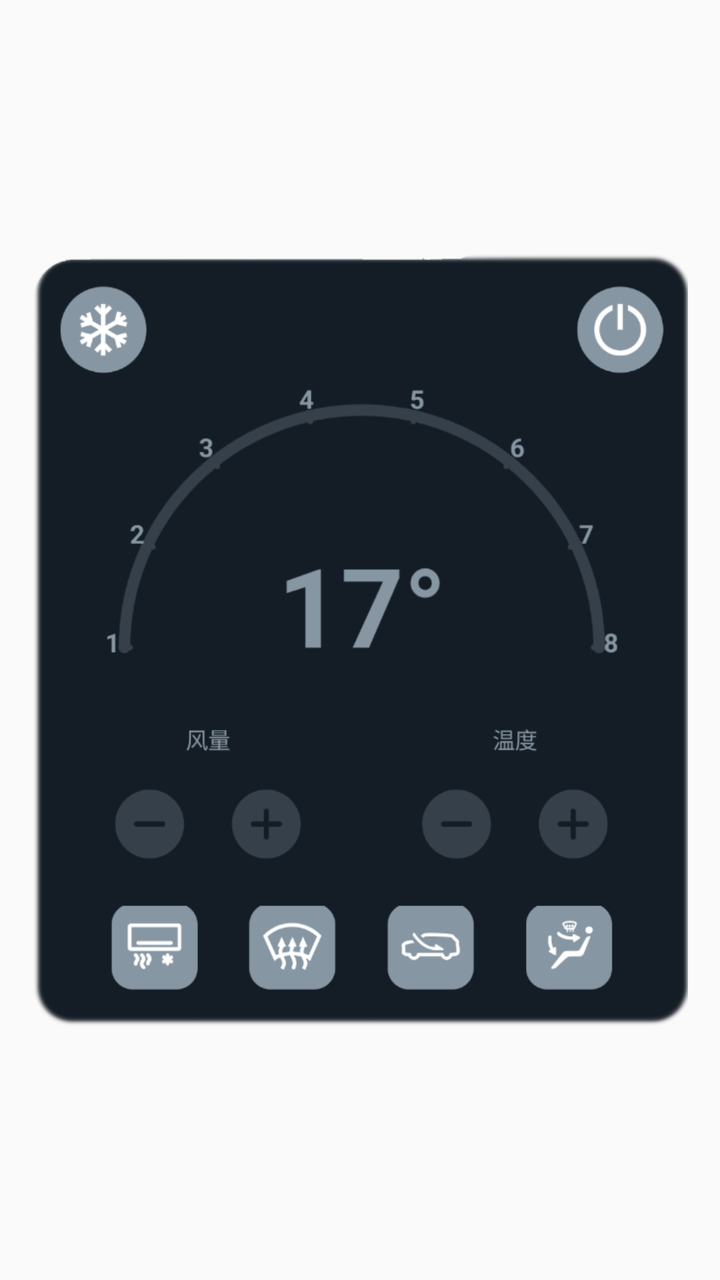
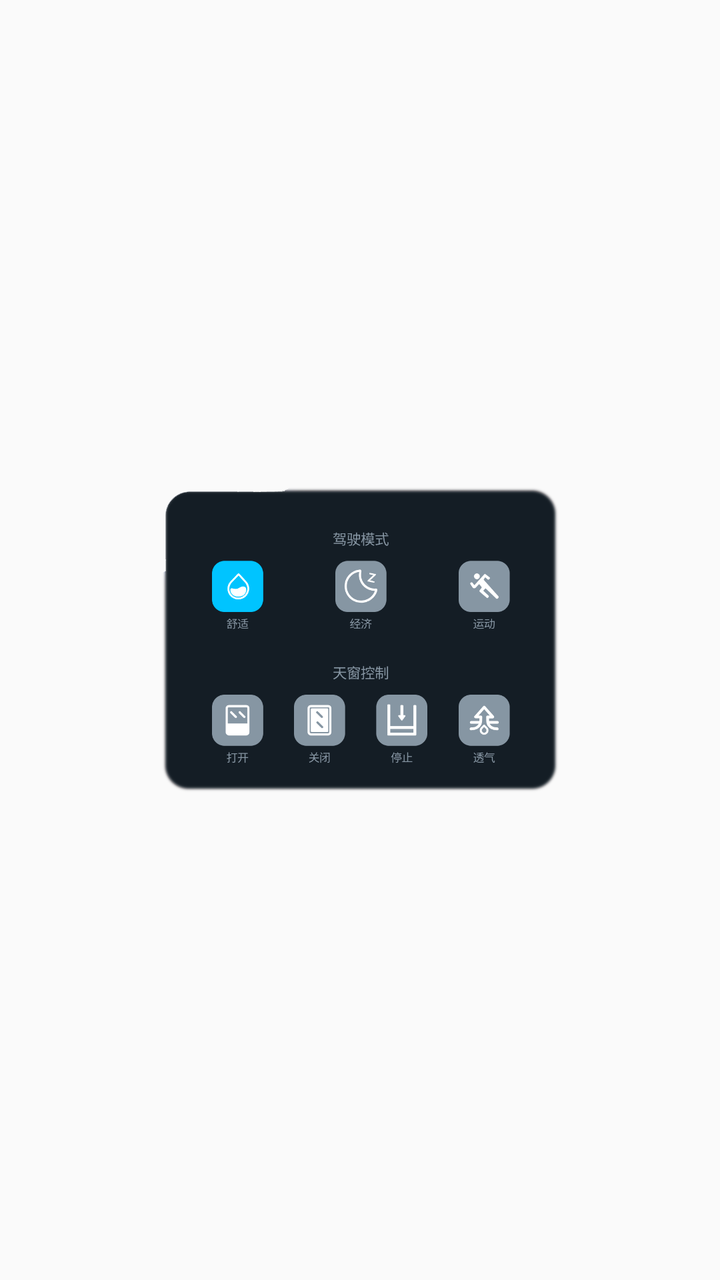

The first picture is an Android layout as it rendered before a commit; the second is the same layout after the commit. The layout source and the unified diff follow.
<!-- AndroidManifest.xml: application theme Theme.DHCarInfo -->
<!-- res/layout/car_control_app_widget.xml -->
<RelativeLayout xmlns:android="http://schemas.android.com/apk/res/android"
    style="@style/Widget.DHCarInfo.AppWidget.Container"
    android:layout_width="match_parent"
    android:layout_height="match_parent"
    android:theme="@style/Theme.DHCarInfo.AppWidgetContainer">
    
    <ImageView
        android:layout_width="match_parent"
        android:layout_height="wrap_content"
        android:scaleType="fitCenter"
        android:src="@drawable/img_air_app_widget" />

    <TextView
        android:id="@+id/appwidget_text"
        style="@style/Widget.DHCarInfo.AppWidget.InnerView"
        android:layout_width="wrap_content"
        android:layout_height="wrap_content"
        android:layout_centerHorizontal="true"
        android:layout_centerVertical="true"
        android:layout_margin="8dp"
        android:contentDescription="@string/appwidget_text"
        android:text="@string/appwidget_text"
        android:textSize="24sp"
        android:textStyle="bold|italic"
        android:visibility="gone" />
</RelativeLayout>
<!-- resources referenced by this layout -->
<resources>
  <!-- drawable img_air_app_widget: png bitmap (drawable, 66899 bytes) -->
  <string name="appwidget_text">空调控制小组件</string>
  <style name="Theme.DHCarInfo.AppWidgetContainer" parent="Theme.DHCarInfo.AppWidgetContainerParent">
          
          <item name="appWidgetPadding">16dp</item>
      </style>
  <style name="Widget.DHCarInfo.AppWidget.Container" parent="android:Widget">
          <item name="android:id">@android:id/background</item>
          <item name="android:background">?android:attr/colorBackground</item>
          <item name="backgroundRadius">12dp</item>
      </style>
  <style name="Widget.DHCarInfo.AppWidget.InnerView" parent="android:Widget">
          <item name="android:background">?android:attr/colorBackground</item>
          <item name="android:textColor">?android:attr/textColorPrimary</item>
          <item name="backgroundRadius">12dp</item>
      </style>
  <style name="Theme.DHCarInfo" parent="android:Theme.Material.Light.NoActionBar" />
  <style name="Theme.DHCarInfo.AppWidgetContainerParent" parent="@android:style/Theme.DeviceDefault">
          
          <item name="appWidgetRadius">16dp</item>
          
          <item name="appWidgetInnerRadius">8dp</item>
      </style>
</resources>

<!-- the commit's change to res/layout/car_control_app_widget.xml (unified diff, before → after) -->
@@ -3,12 +3,13 @@
     android:layout_width="match_parent"
     android:layout_height="match_parent"
     android:theme="@style/Theme.DHCarInfo.AppWidgetContainer">
-    
+
     <ImageView
         android:layout_width="match_parent"
         android:layout_height="wrap_content"
         android:scaleType="fitCenter"
-        android:src="@drawable/img_air_app_widget" />
+        android:layout_centerInParent="true"
+        android:src="@drawable/img_car_app_widget" />
 
     <TextView
         android:id="@+id/appwidget_text"
<!-- resource entries referenced after the edit -->
@@ -1,6 +1,6 @@
 <!-- resources referenced by this layout -->
 <resources>
-  <!-- drawable img_air_app_widget: png bitmap (drawable, 66899 bytes) -->
+  <!-- drawable img_car_app_widget: png bitmap (drawable-nodpi, 45910 bytes) -->
   <string name="appwidget_text">空调控制小组件</string>
   <style name="Theme.DHCarInfo.AppWidgetContainer" parent="Theme.DHCarInfo.AppWidgetContainerParent">
           
